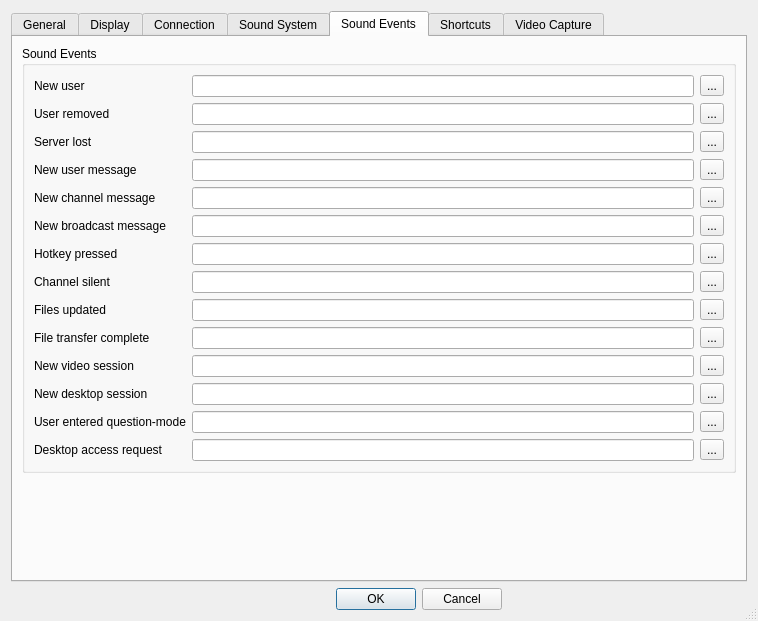
The window that Client/qtTeamTalk/preferences.ui (BearWare/TeamTalk5) describes before a commit, drawn with Qt 5.
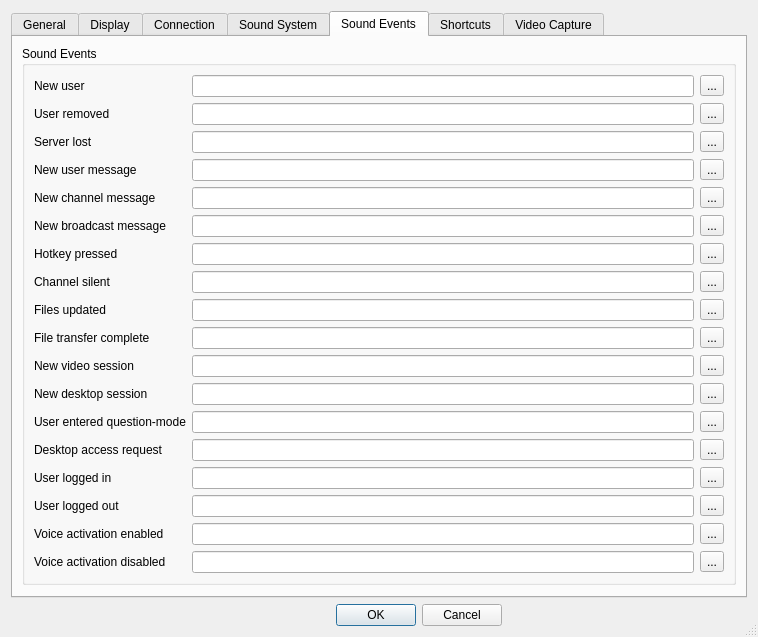
The same window after the commit. The open tabs and pages were chosen to show the change. Icons and pictures are not drawn.

Diff of the .ui file:
```diff
--- a/Client/qtTeamTalk/preferences.ui
+++ b/Client/qtTeamTalk/preferences.ui
@@ -1453,6 +1453,86 @@
               </property>
              </widget>
             </item>
+            <item row="14" column="0">
+             <widget class="QLabel" name="label_60">
+              <property name="text">
+               <string>User logged in</string>
+              </property>
+              <property name="buddy">
+               <cstring>userloggedinEdit</cstring>
+              </property>
+             </widget>
+            </item>
+            <item row="14" column="1">
+             <widget class="QLineEdit" name="userloggedinEdit"/>
+            </item>
+            <item row="14" column="2">
+             <widget class="QToolButton" name="userloggedinButton">
+              <property name="text">
+               <string notr="true">...</string>
+              </property>
+             </widget>
+            </item>
+            <item row="15" column="0">
+             <widget class="QLabel" name="label_61">
+              <property name="text">
+               <string>User logged out</string>
+              </property>
+              <property name="buddy">
+               <cstring>userloggedoutEdit</cstring>
+              </property>
+             </widget>
+            </item>
+            <item row="15" column="1">
+             <widget class="QLineEdit" name="userloggedoutEdit"/>
+            </item>
+            <item row="15" column="2">
+             <widget class="QToolButton" name="userloggedoutButton">
+              <property name="text">
+               <string notr="true">...</string>
+              </property>
+             </widget>
+            </item>
+            <item row="16" column="0">
+             <widget class="QLabel" name="label_62">
+              <property name="text">
+               <string>Voice activation enabled</string>
+              </property>
+              <property name="buddy">
+               <cstring>voiceactonEdit</cstring>
+              </property>
+             </widget>
+            </item>
+            <item row="16" column="1">
+             <widget class="QLineEdit" name="voiceactonEdit"/>
+            </item>
+            <item row="16" column="2">
+             <widget class="QToolButton" name="voiceactonButton">
+              <property name="text">
+               <string notr="true">...</string>
+              </property>
+             </widget>
+            </item>
+            <item row="17" column="0">
+             <widget class="QLabel" name="label_63">
+              <property name="text">
+               <string>Voice activation disabled</string>
+              </property>
+              <property name="buddy">
+               <cstring>voiceactoffEdit</cstring>
+              </property>
+             </widget>
+            </item>
+            <item row="17" column="1">
+             <widget class="QLineEdit" name="voiceactoffEdit"/>
+            </item>
+            <item row="17" column="2">
+             <widget class="QToolButton" name="voiceactoffButton">
+              <property name="text">
+               <string notr="true">...</string>
+              </property>
+             </widget>
+            </item>
            </layout>
           </item>
          </layout>
```
Left out of the diff: 8 changed lines with no effect on the pictures.
